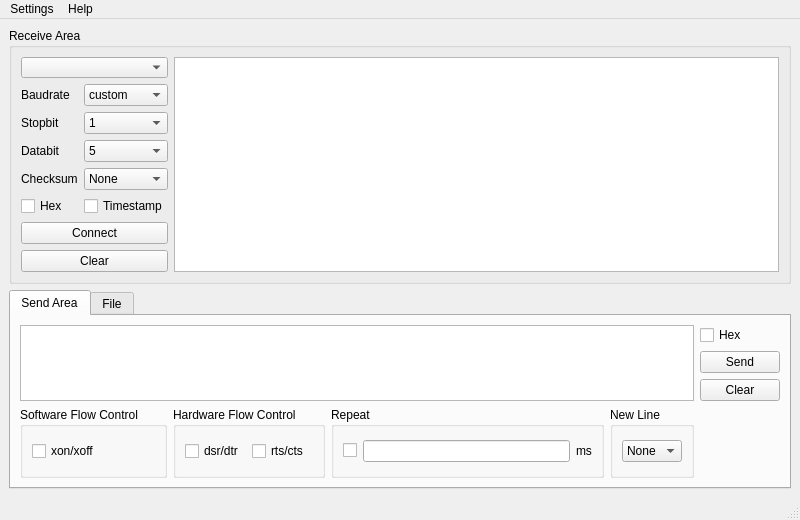
Qt form src/ui/main.ui (nixgnauhcuy/QtComMate) before a commit.
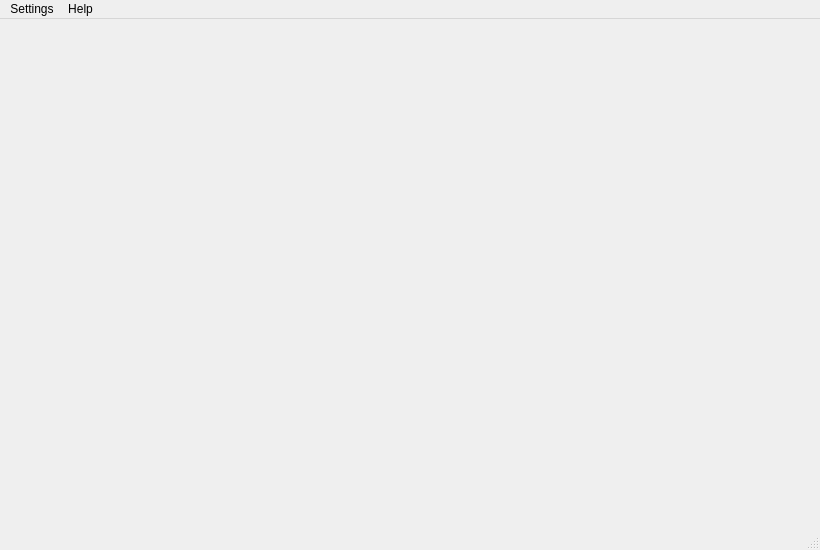
The same form after that commit. Icons and pictures are not drawn. Custom widgets are drawn as their Qt base class.

Commit message: Changed:  - Restructured the project files, splitting some modules and controls.  - Modified the references to translation files and translation resource files.  - Updated the README file.  - Made changes to certain interface logic and UI.

Diff of the .ui file:
```diff
--- a/src/ui/main.ui
+++ b/src/ui/main.ui
@@ -6,14 +6,14 @@
    <rect>
     <x>0</x>
     <y>0</y>
-    <width>800</width>
-    <height>520</height>
+    <width>820</width>
+    <height>550</height>
    </rect>
   </property>
   <property name="minimumSize">
    <size>
-    <width>800</width>
-    <height>520</height>
+    <width>820</width>
+    <height>550</height>
    </size>
   </property>
   <property name="windowTitle">
@@ -24,526 +24,32 @@
     <normaloff>:/icon/icon/main.ico</normaloff>:/icon/icon/main.ico</iconset>
   </property>
   <widget class="QWidget" name="centralWidget">
-   <layout class="QGridLayout" name="gridLayout">
-    <item row="0" column="0">
-     <widget class="QGroupBox" name="SerialReceiveGroupBox">
-      <property name="title">
-       <string>Receive Area</string>
-      </property>
-      <property name="checkable">
-       <bool>false</bool>
-      </property>
-      <layout class="QGridLayout" name="gridLayout_2" columnstretch="0,0">
-       <item row="0" column="0">
-        <layout class="QFormLayout" name="SerialReceiveFormLayout">
-         <item row="0" column="0" colspan="2">
-          <widget class="SerialPort_ComBoBox" name="SerialComboBox">
-           <property name="minimumSize">
-            <size>
-             <width>0</width>
-             <height>0</height>
-            </size>
-           </property>
-           <property name="maximumSize">
-            <size>
-             <width>170</width>
-             <height>21</height>
-            </size>
-           </property>
-          </widget>
-         </item>
-         <item row="1" column="0">
-          <widget class="QLabel" name="SerialBaudrateLabel">
-           <property name="text">
-            <string>Baudrate</string>
-           </property>
-          </widget>
-         </item>
-         <item row="1" column="1">
-          <widget class="QComboBox" name="SerialBaudrateComboBox">
-           <item>
-            <property name="text">
-             <string>custom</string>
-            </property>
-           </item>
-           <item>
-            <property name="text">
-             <string>110</string>
-            </property>
-           </item>
-           <item>
-            <property name="text">
-             <string>300</string>
-            </property>
-           </item>
-           <item>
-            <property name="text">
-             <string>600</string>
-            </property>
-           </item>
-           <item>
-            <property name="text">
-             <string>1200</string>
-            </property>
-           </item>
-           <item>
-            <property name="text">
-             <string>2400</string>
-            </property>
-           </item>
-           <item>
-            <property name="text">
-             <string>4800</string>
-            </property>
-           </item>
-           <item>
-            <property name="text">
-             <string>9600</string>
-            </property>
-           </item>
-           <item>
-            <property name="text">
-             <string>19200</string>
-            </property>
-           </item>
-           <item>
-            <property name="text">
-             <string>38400</string>
-            </property>
-           </item>
-           <item>
-            <property name="text">
-             <string>57600</string>
-            </property>
-           </item>
-           <item>
-            <property name="text">
-             <string>76800</string>
-            </property>
-           </item>
-           <item>
-            <property name="text">
-             <string>115200</string>
-            </property>
-           </item>
-           <item>
-            <property name="text">
-             <string>128000</string>
-            </property>
-           </item>
-           <item>
-            <property name="text">
-             <string>230400</string>
-            </property>
-           </item>
-           <item>
-            <property name="text">
-             <string>256000</string>
-            </property>
-           </item>
-           <item>
-            <property name="text">
-             <string>460800</string>
-            </property>
-           </item>
-           <item>
-            <property name="text">
-             <string>512000</string>
-            </property>
-           </item>
-           <item>
-            <property name="text">
-             <string>576000</string>
-            </property>
-           </item>
-           <item>
-            <property name="text">
-             <string>921600</string>
-            </property>
-           </item>
-           <item>
-            <property name="text">
-             <string>1000000</string>
-            </property>
-           </item>
-           <item>
-            <property name="text">
-             <string>1500000</string>
-            </property>
-           </item>
-           <item>
-            <property name="text">
-             <string>2000000</string>
-            </property>
-           </item>
-          </widget>
-         </item>
-         <item row="2" column="0">
-          <widget class="QLabel" name="SerialStopBitLabel">
-           <property name="text">
-            <string>Stopbit</string>
-           </property>
-          </widget>
-         </item>
-         <item row="2" column="1">
-          <widget class="QComboBox" name="SerialStopBitComboBox">
-           <item>
-            <property name="text">
-             <string>1</string>
-            </property>
-           </item>
-           <item>
-            <property name="text">
-             <string>1.5</string>
-            </property>
-           </item>
-           <item>
-            <property name="text">
-             <string>2</string>
-            </property>
-           </item>
-          </widget>
-         </item>
-         <item row="3" column="0">
-          <widget class="QLabel" name="SerialDataBitLabel">
-           <property name="text">
-            <string>Databit</string>
-           </property>
-          </widget>
-         </item>
-         <item row="3" column="1">
-          <widget class="QComboBox" name="SerialDataBitcomboBox">
-           <item>
-            <property name="text">
-             <string>5</string>
-            </property>
-           </item>
-           <item>
-            <property name="text">
-             <string>6</string>
-            </property>
-           </item>
-           <item>
-            <property name="text">
-             <string>7</string>
-            </property>
-           </item>
-           <item>
-            <property name="text">
-             <string>8</string>
-            </property>
-           </item>
-          </widget>
-         </item>
-         <item row="4" column="0">
-          <widget class="QLabel" name="SerialChecksumBitLabel">
-           <property name="text">
-            <string>Checksum</string>
-           </property>
-          </widget>
-         </item>
-         <item row="4" column="1">
-          <widget class="QComboBox" name="SerialChecksumBitComboBox">
-           <item>
-            <property name="text">
-             <string>None</string>
-            </property>
-           </item>
-           <item>
-            <property name="text">
-             <string>Even</string>
-            </property>
-           </item>
-           <item>
-            <property name="text">
-             <string>Odd</string>
-            </property>
-           </item>
-           <item>
-            <property name="text">
-             <string>Mark</string>
-            </property>
-           </item>
-           <item>
-            <property name="text">
-             <string>Space</string>
-            </property>
-           </item>
-          </widget>
-         </item>
-         <item row="5" column="0">
-          <widget class="QCheckBox" name="SerialReceiveHexCheckBox">
-           <property name="text">
-            <string>Hex</string>
-           </property>
-          </widget>
-         </item>
-         <item row="5" column="1">
-          <widget class="QCheckBox" name="SerialReceiveTimestampCheckBox">
-           <property name="text">
-            <string>Timestamp</string>
-           </property>
-          </widget>
-         </item>
-         <item row="6" column="0" colspan="2">
-          <widget class="QPushButton" name="SerialConnectComPushButton">
-           <property name="text">
-            <string>Connect</string>
-           </property>
-          </widget>
-         </item>
-         <item row="7" column="0" colspan="2">
-          <widget class="QPushButton" name="SerialReceiveClearPushButton">
-           <property name="text">
-            <string>Clear</string>
-           </property>
-          </widget>
-         </item>
-        </layout>
-       </item>
-       <item row="0" column="1">
-        <widget class="QPlainTextEdit" name="SerialReceivePlainTextEdit">
-         <property name="undoRedoEnabled">
-          <bool>false</bool>
-         </property>
-         <property name="readOnly">
-          <bool>true</bool>
-         </property>
-        </widget>
-       </item>
-      </layout>
-     </widget>
-    </item>
-    <item row="1" column="0">
-     <widget class="QTabWidget" name="SerialTabWidget">
-      <property name="currentIndex">
-       <number>0</number>
-      </property>
-      <widget class="QWidget" name="SerialTab_1">
-       <attribute name="title">
-        <string>Send Area</string>
-       </attribute>
-       <layout class="QGridLayout" name="gridLayout_3">
-        <item row="0" column="0" rowspan="3" colspan="4">
-         <widget class="QPlainTextEdit" name="SerialSendPlainTextEdit"/>
-        </item>
-        <item row="0" column="4">
-         <widget class="QCheckBox" name="SerialSendHexCheckBox">
-          <property name="text">
-           <string>Hex</string>
-          </property>
-         </widget>
-        </item>
-        <item row="1" column="4">
-         <widget class="QPushButton" name="SerialSendPushButton">
-          <property name="text">
-           <string>Send</string>
-          </property>
-         </widget>
-        </item>
-        <item row="2" column="4">
-         <widget class="QPushButton" name="SerialSendClearPushButton">
-          <property name="text">
-           <string>Clear</string>
-          </property>
-         </widget>
-        </item>
-        <item row="3" column="0">
-         <widget class="QGroupBox" name="SerialSoftFlowControlGroupBox">
-          <property name="title">
-           <string>Software Flow Control</string>
-          </property>
-          <layout class="QHBoxLayout" name="horizontalLayout">
-           <item>
-            <widget class="QCheckBox" name="SerialSoftFlowControlCheckBox">
-             <property name="text">
-              <string>xon/xoff</string>
-             </property>
-            </widget>
-           </item>
-          </layout>
-         </widget>
-        </item>
-        <item row="3" column="2">
-         <widget class="QGroupBox" name="SerialSendRepeatGroupBox">
-          <property name="title">
-           <string>Repeat</string>
-          </property>
-          <layout class="QGridLayout" name="gridLayout_4">
-           <item row="0" column="0">
-            <widget class="QCheckBox" name="SerialSendRepeatCheckBox">
-             <property name="text">
-              <string/>
-             </property>
-            </widget>
-           </item>
-           <item row="0" column="2">
-            <widget class="QLabel" name="SerialSendRepeatUnitLabel">
-             <property name="text">
-              <string>ms</string>
-             </property>
-            </widget>
-           </item>
-           <item row="0" column="1">
-            <widget class="QLineEdit" name="SerialSendRepeatDurationLineEdit"/>
-           </item>
-          </layout>
-         </widget>
-        </item>
-        <item row="3" column="3">
-         <widget class="QGroupBox" name="SerialSendLineFeedGroupBox">
-          <property name="title">
-           <string>New Line</string>
-          </property>
-          <layout class="QHBoxLayout" name="horizontalLayout_3">
-           <item>
-            <widget class="QComboBox" name="SerialSendLineFeedComboBox">
-             <item>
-              <property name="text">
-               <string>None</string>
-              </property>
-             </item>
-             <item>
-              <property name="text">
-               <string>\r\n</string>
-              </property>
-             </item>
-             <item>
-              <property name="text">
-               <string>\n</string>
-              </property>
-             </item>
-             <item>
-              <property name="text">
-               <string>\r</string>
-              </property>
-             </item>
-            </widget>
-           </item>
-          </layout>
-         </widget>
-        </item>
-        <item row="3" column="1">
-         <widget class="QGroupBox" name="SerialHardFlowControlGroupBox">
-          <property name="title">
-           <string>Hardware Flow Control</string>
-          </property>
-          <layout class="QHBoxLayout" name="horizontalLayout_2">
-           <item>
-            <widget class="QCheckBox" name="SerialHardFlowControlDSRDTRCheckBox">
-             <property name="text">
-              <string>dsr/dtr</string>
-             </property>
-            </widget>
-           </item>
-           <item>
-            <widget class="QCheckBox" name="SerialHardFlowControlRTSCTSCheckBox">
-             <property name="text">
-              <string>rts/cts</string>
-             </property>
-            </widget>
-           </item>
-          </layout>
-         </widget>
-        </item>
-       </layout>
-      </widget>
-      <widget class="QWidget" name="SerialTab_2">
-       <attribute name="title">
-        <string>File</string>
-       </attribute>
-       <layout class="QGridLayout" name="gridLayout_5">
-        <item row="0" column="1">
-         <widget class="QGroupBox" name="SerialFileSendGroupBox">
-          <property name="title">
-           <string>File Send</string>
-          </property>
-          <layout class="QHBoxLayout" name="horizontalLayout_4">
-           <item>
-            <widget class="QLabel" name="SerialFileSendLabel">
-             <property name="text">
-              <string>File</string>
-             </property>
-            </widget>
-           </item>
-           <item>
-            <widget class="QLineEdit" name="SerialFileSendLineEdit">
-             <property name="readOnly">
-              <bool>true</bool>
-             </property>
-            </widget>
-           </item>
-           <item>
-            <widget class="QPushButton" name="SerialFileSelectPushButton">
-             <property name="text">
-              <string>Select</string>
-             </property>
-            </widget>
-           </item>
-           <item>
-            <widget class="QPushButton" name="SerialFileSendPushButton">
-             <property name="text">
-              <string>Send</string>
-             </property>
-            </widget>
-           </item>
-          </layout>
-         </widget>
-        </item>
-        <item row="1" column="1">
-         <widget class="QGroupBox" name="SerialFileSaveGroupBox">
-          <property name="title">
-           <string>File Save</string>
-          </property>
-          <layout class="QGridLayout" name="gridLayout_6">
-           <item row="0" column="2">
-            <widget class="QPushButton" name="SerialFilePathSaveSelectPushButton">
-             <property name="text">
-              <string>Select</string>
-             </property>
-            </widget>
-           </item>
-           <item row="0" column="1">
-            <widget class="QLineEdit" name="SerialFilePathSaveLineEdit">
-             <property name="readOnly">
-              <bool>true</bool>
-             </property>
-            </widget>
-           </item>
-           <item row="0" column="0">
-            <widget class="QLabel" name="SerialFilePathSaveLabel">
-             <property name="text">
-              <string>Path</string>
-             </property>
-            </widget>
-           </item>
-           <item row="0" column="3">
-            <widget class="QPushButton" name="SerialFileSavePushButton">
-             <property name="text">
-              <string>Start</string>
-             </property>
-            </widget>
-           </item>
-          </layout>
-         </widget>
-        </item>
-       </layout>
-      </widget>
-     </widget>
-    </item>
+   <layout class="QGridLayout" name="mainLayout">
+    <property name="leftMargin">
+     <number>0</number>
+    </property>
+    <property name="topMargin">
+     <number>0</number>
+    </property>
+    <property name="rightMargin">
+     <number>0</number>
+    </property>
+    <property name="bottomMargin">
+     <number>0</number>
+    </property>
    </layout>
   </widget>
-  <widget class="QStatusBar" name="SerialStatusBar"/>
-  <widget class="QMenuBar" name="menuBar">
+  <widget class="SerialStatusBar" name="mainStatusBar"/>
+  <widget class="QMenuBar" name="mainMenuBar">
    <property name="geometry">
     <rect>
      <x>0</x>
      <y>0</y>
-     <width>800</width>
+     <width>820</width>
      <height>23</height>
     </rect>
    </property>
-   <widget class="QMenu" name="menuSettings">
+   <widget class="QMenu" name="settingsMenu">
     <property name="title">
      <string>Settings</string>
     </property>
@@ -584,14 +90,14 @@
     <addaction name="MenuFont"/>
     <addaction name="MenuTheme"/>
    </widget>
-   <widget class="QMenu" name="menuHelp">
+   <widget class="QMenu" name="helpMenu">
     <property name="title">
      <string>Help</string>
     </property>
     <addaction name="AboutAction"/>
    </widget>
-   <addaction name="menuSettings"/>
-   <addaction name="menuHelp"/>
+   <addaction name="settingsMenu"/>
+   <addaction name="helpMenu"/>
   </widget>
   <action name="EnglishLanguageAction">
    <property name="checkable">
@@ -653,9 +159,9 @@
  </widget>
  <customwidgets>
   <customwidget>
-   <class>SerialPort_ComBoBox</class>
-   <extends>QComboBox</extends>
-   <header>serialport_combobox.h</header>
+   <class>SerialStatusBar</class>
+   <extends>QStatusBar</extends>
+   <header>widgets.serialStatusBar.h</header>
   </customwidget>
  </customwidgets>
  <resources>
```
Left out of the diff: 47 changed lines with no effect on the pictures. The commit also changes 27 other files.
